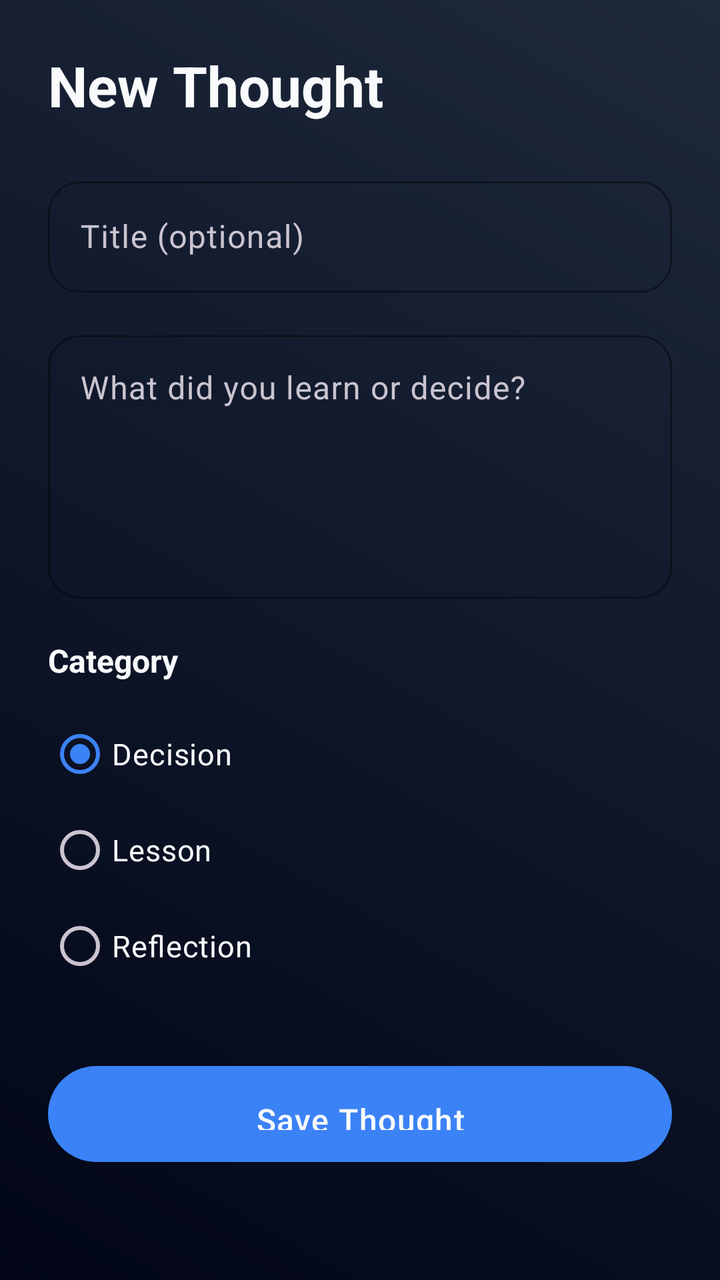
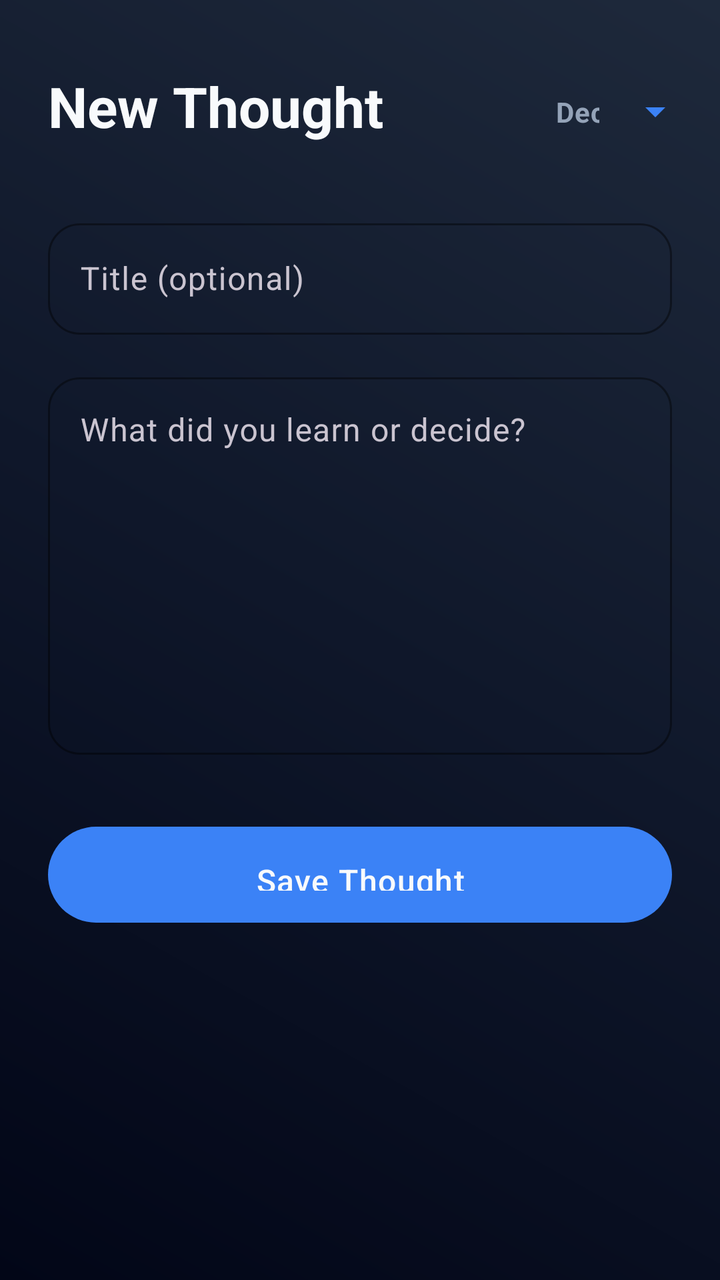

An Android layout rendered at two revisions. The XML below is the earlier revision; the diff shows what the commit changed to produce the second picture.
<!-- AndroidManifest.xml: application theme Theme.SecondBrainLite -->
<!-- res/layout/activity_add_thought.xml -->
<?xml version="1.0" encoding="utf-8"?>
<ScrollView 
    xmlns:android="http://schemas.android.com/apk/res/android"
    xmlns:app="http://schemas.android.com/apk/res-auto"
    android:layout_width="match_parent"
    android:layout_height="match_parent"
    android:background="@drawable/gradient_background"
    android:fillViewport="true">

    <LinearLayout
        android:layout_width="match_parent"
        android:layout_height="wrap_content"
        android:orientation="vertical"
        android:padding="24dp">

        
        <TextView
            android:id="@+id/headerTextView"
            android:layout_width="wrap_content"
            android:layout_height="wrap_content"
            android:text="@string/add_thought_title"
            android:textColor="@color/text_off_white"
            android:textSize="28sp"
            android:textStyle="bold"
            android:layout_marginBottom="24dp"/>

        
        <com.google.android.material.textfield.TextInputLayout
            android:layout_width="match_parent"
            android:layout_height="wrap_content"
            style="@style/Widget.SecondBrain.TextInputLayout"
            android:layout_marginBottom="16dp">

            <com.google.android.material.textfield.TextInputEditText
                android:id="@+id/titleEditText"
                android:layout_width="match_parent"
                android:layout_height="wrap_content"
                android:hint="@string/hint_title"
                android:textColor="@color/text_off_white"
                android:textColorHint="@color/text_secondary"
                android:maxLines="1"
                android:imeOptions="actionNext"/>

        </com.google.android.material.textfield.TextInputLayout>

        
        <com.google.android.material.textfield.TextInputLayout
            android:layout_width="match_parent"
            android:layout_height="wrap_content"
            style="@style/Widget.SecondBrain.TextInputLayout"
            android:layout_marginBottom="20dp">

            <com.google.android.material.textfield.TextInputEditText
                android:id="@+id/thoughtEditText"
                android:layout_width="match_parent"
                android:layout_height="wrap_content"
                android:hint="@string/hint_main_thought"
                android:textColor="@color/text_off_white"
                android:textColorHint="@color/text_secondary"
                android:minLines="5"
                android:maxLines="10"
                android:gravity="top"
                android:inputType="textMultiLine|textCapSentences"/>

        </com.google.android.material.textfield.TextInputLayout>

        
        <TextView
            android:layout_width="wrap_content"
            android:layout_height="wrap_content"
            android:text="@string/category_label"
            android:textColor="@color/text_off_white"
            android:textSize="16sp"
            android:textStyle="bold"
            android:layout_marginBottom="12dp"/>

        
        <RadioGroup
            android:id="@+id/categoryRadioGroup"
            android:layout_width="match_parent"
            android:layout_height="wrap_content"
            android:layout_marginBottom="32dp">

            <RadioButton
                android:id="@+id/decisionRadio"
                android:layout_width="wrap_content"
                android:layout_height="wrap_content"
                android:text="@string/category_decision"
                android:textColor="@color/text_off_white"
                android:textSize="15sp"
                android:checked="true"
                android:buttonTint="@color/category_decision"
                android:paddingVertical="8dp"/>

            <RadioButton
                android:id="@+id/lessonRadio"
                android:layout_width="wrap_content"
                android:layout_height="wrap_content"
                android:text="@string/category_lesson"
                android:textColor="@color/text_off_white"
                android:textSize="15sp"
                android:buttonTint="@color/category_lesson"
                android:paddingVertical="8dp"/>

            <RadioButton
                android:id="@+id/reflectionRadio"
                android:layout_width="wrap_content"
                android:layout_height="wrap_content"
                android:text="@string/category_reflection"
                android:textColor="@color/text_off_white"
                android:textSize="15sp"
                android:buttonTint="@color/category_reflection"
                android:paddingVertical="8dp"/>

        </RadioGroup>

        
        <com.google.android.material.button.MaterialButton
            android:id="@+id/saveButton"
            android:layout_width="match_parent"
            android:layout_height="56dp"
            android:text="@string/save_thought"
            style="@style/Widget.SecondBrain.Button"
            android:textSize="16sp"/>

    </LinearLayout>

</ScrollView>
<!-- resources referenced by this layout -->
<resources>
  <color name="category_decision">#F59E0B</color>
  <color name="category_lesson">#8B5CF6</color>
  <color name="category_reflection">#EC4899</color>
  <color name="text_off_white">#F8FAFC</color>
  <color name="text_secondary">#94A3B8</color>
  <!-- drawable gradient_background (drawable) -->
  <shape xmlns:android="http://schemas.android.com/apk/res/android">
      <gradient
          android:angle="225"
          android:startColor="@color/background_gradient_start"
          android:centerColor="@color/background_dark_navy"
          android:endColor="@color/background_gradient_end"
          android:type="linear" />
      <dither android:dither="true"/>
  </shape>
  <string name="add_thought_title">New Thought</string>
  <string name="category_decision">Decision</string>
  <string name="category_label">Category</string>
  <string name="category_lesson">Lesson</string>
  <string name="category_reflection">Reflection</string>
  <string name="hint_main_thought">What did you learn or decide?</string>
  <string name="hint_title">Title (optional)</string>
  <string name="save_thought">Save Thought</string>
  <style name="Widget.SecondBrain.Button" parent="Widget.Material3.Button">
          <item name="android:textColor">@color/text_off_white</item>
          <item name="backgroundTint">@color/primary_soft_blue</item>
          <item name="cornerRadius">24dp</item>
          <item name="android:textAllCaps">false</item>
          <item name="android:fontFamily">sans-serif-medium</item>
          <item name="android:paddingTop">16dp</item>
          <item name="android:paddingBottom">16dp</item>
          <item name="android:letterSpacing">0.03</item>
          <item name="elevation">6dp</item>
      </style>
  <style name="Widget.SecondBrain.TextInputLayout" parent="Widget.Material3.TextInputLayout.OutlinedBox">
          <item name="boxStrokeColor">@color/primary_soft_blue</item>
          <item name="hintTextColor">@color/text_secondary</item>
          <item name="boxCornerRadiusTopStart">16dp</item>
          <item name="boxCornerRadiusTopEnd">16dp</item>
          <item name="boxCornerRadiusBottomStart">16dp</item>
          <item name="boxCornerRadiusBottomEnd">16dp</item>
      </style>
  <style name="Theme.SecondBrainLite" parent="Base.Theme.SecondBrainLite" />
  <color name="background_gradient_start">#1E293B</color>
  <color name="background_dark_navy">#0F172A</color>
  <color name="background_gradient_end">#020617</color>
  <color name="primary_soft_blue">#3B82F6</color>
  <style name="Base.Theme.SecondBrainLite" parent="Theme.Material3.Dark.NoActionBar">
          
          <item name="colorPrimary">@color/primary_soft_blue</item>
          <item name="colorPrimaryVariant">@color/gradient_mid</item>
          <item name="colorOnPrimary">@color/text_off_white</item>
          
          
          <item name="colorSecondary">@color/secondary_green</item>
          <item name="colorSecondaryVariant">@color/gradient_end</item>
          <item name="colorOnSecondary">@color/background_dark_navy</item>
          
          
          <item name="android:colorBackground">@color/background_dark_navy</item>
          <item name="colorSurface">@color/card_background</item>
          <item name="colorOnSurface">@color/text_off_white</item>
          
          
          <item name="android:textColorPrimary">@color/text_off_white</item>
          <item name="android:textColorSecondary">@color/text_secondary</item>
          
          
          <item name="android:statusBarColor">@color/background_dark_navy</item>
          <item name="android:windowLightStatusBar" tools:targetApi="m">false</item>
          
          
          <item name="android:navigationBarColor">@color/background_dark_navy</item>
      </style>
  <color name="gradient_mid">#8B5CF6</color>
  <color name="secondary_green">#10B981</color>
  <color name="gradient_end">#EC4899</color>
  <color name="card_background">#1E293B</color>
</resources>

<!-- the commit's change to res/layout/activity_add_thought.xml (unified diff, before → after) -->
@@ -14,15 +14,55 @@
         android:padding="24dp">
 
         
-        <TextView
-            android:id="@+id/headerTextView"
-            android:layout_width="wrap_content"
+        <LinearLayout
+            android:layout_width="match_parent"
             android:layout_height="wrap_content"
-            android:text="@string/add_thought_title"
-            android:textColor="@color/text_off_white"
-            android:textSize="28sp"
-            android:textStyle="bold"
-            android:layout_marginBottom="24dp"/>
+            android:orientation="horizontal"
+            android:gravity="center_vertical"
+            android:layout_marginBottom="24dp">
+
+            <TextView
+                android:id="@+id/headerTextView"
+                android:layout_width="wrap_content"
+                android:layout_height="wrap_content"
+                android:text="@string/add_thought_title"
+                android:textColor="@color/text_off_white"
+                android:textSize="28sp"
+                android:textStyle="bold"/>
+
+            <View
+                android:layout_width="0dp"
+                android:layout_height="0dp"
+                android:layout_weight="1"/>
+
+            
+            <com.google.android.material.textfield.TextInputLayout
+                android:id="@+id/categoryInputLayout"
+                style="@style/Widget.Material3.TextInputLayout.OutlinedBox.ExposedDropdownMenu"
+                android:layout_width="160dp"
+                android:layout_height="wrap_content"
+                app:boxStrokeColor="@color/primary_soft_blue"
+                app:boxStrokeWidth="0dp"
+                app:boxBackgroundColor="@android:color/transparent"
+                app:endIconTint="@color/primary_soft_blue">
+
+                <AutoCompleteTextView
+                    android:id="@+id/categoryAutoComplete"
+                    android:layout_width="match_parent"
+                    android:layout_height="wrap_content"
+                    android:inputType="none"
+                    android:text="Decision"
+                    android:textColor="@color/text_secondary"
+                    android:textStyle="bold"
+                    android:textSize="14sp"
+                    android:gravity="center_vertical|end"
+                    android:paddingEnd="0dp"
+                    android:cursorVisible="false"
+                    android:focusable="false"/>
+
+            </com.google.android.material.textfield.TextInputLayout>
+
+        </LinearLayout>
 
         
         <com.google.android.material.textfield.TextInputLayout
@@ -48,7 +88,7 @@
             android:layout_width="match_parent"
             android:layout_height="wrap_content"
             style="@style/Widget.SecondBrain.TextInputLayout"
-            android:layout_marginBottom="20dp">
+            android:layout_marginBottom="32dp">
 
             <com.google.android.material.textfield.TextInputEditText
                 android:id="@+id/thoughtEditText"
@@ -57,62 +97,12 @@
                 android:hint="@string/hint_main_thought"
                 android:textColor="@color/text_off_white"
                 android:textColorHint="@color/text_secondary"
-                android:minLines="5"
-                android:maxLines="10"
+                android:minLines="8"
+                android:maxLines="15"
                 android:gravity="top"
                 android:inputType="textMultiLine|textCapSentences"/>
 
         </com.google.android.material.textfield.TextInputLayout>
-
-        
-        <TextView
-            android:layout_width="wrap_content"
-            android:layout_height="wrap_content"
-            android:text="@string/category_label"
-            android:textColor="@color/text_off_white"
-            android:textSize="16sp"
-            android:textStyle="bold"
-            android:layout_marginBottom="12dp"/>
-
-        
-        <RadioGroup
-            android:id="@+id/categoryRadioGroup"
-            android:layout_width="match_parent"
-            android:layout_height="wrap_content"
-            android:layout_marginBottom="32dp">
-
-            <RadioButton
-                android:id="@+id/decisionRadio"
-                android:layout_width="wrap_content"
-                android:layout_height="wrap_content"
-                android:text="@string/category_decision"
-                android:textColor="@color/text_off_white"
-                android:textSize="15sp"
-                android:checked="true"
-                android:buttonTint="@color/category_decision"
-                android:paddingVertical="8dp"/>
-
-            <RadioButton
-                android:id="@+id/lessonRadio"
-                android:layout_width="wrap_content"
-                android:layout_height="wrap_content"
-                android:text="@string/category_lesson"
-                android:textColor="@color/text_off_white"
-                android:textSize="15sp"
-                android:buttonTint="@color/category_lesson"
-                android:paddingVertical="8dp"/>
-
-            <RadioButton
-                android:id="@+id/reflectionRadio"
-                android:layout_width="wrap_content"
-                android:layout_height="wrap_content"
-                android:text="@string/category_reflection"
-                android:textColor="@color/text_off_white"
-                android:textSize="15sp"
-                android:buttonTint="@color/category_reflection"
-                android:paddingVertical="8dp"/>
-
-        </RadioGroup>
 
         
         <com.google.android.material.button.MaterialButton
<!-- resource entries referenced after the edit -->
@@ -1,8 +1,6 @@
 <!-- resources referenced by this layout -->
 <resources>
-  <color name="category_decision">#F59E0B</color>
-  <color name="category_lesson">#8B5CF6</color>
-  <color name="category_reflection">#EC4899</color>
+  <color name="primary_soft_blue">#3B82F6</color>
   <color name="text_off_white">#F8FAFC</color>
   <color name="text_secondary">#94A3B8</color>
   <!-- drawable gradient_background (drawable) -->
@@ -16,10 +14,6 @@
       <dither android:dither="true"/>
   </shape>
   <string name="add_thought_title">New Thought</string>
-  <string name="category_decision">Decision</string>
-  <string name="category_label">Category</string>
-  <string name="category_lesson">Lesson</string>
-  <string name="category_reflection">Reflection</string>
   <string name="hint_main_thought">What did you learn or decide?</string>
   <string name="hint_title">Title (optional)</string>
   <string name="save_thought">Save Thought</string>
@@ -46,7 +40,6 @@
   <color name="background_gradient_start">#1E293B</color>
   <color name="background_dark_navy">#0F172A</color>
   <color name="background_gradient_end">#020617</color>
-  <color name="primary_soft_blue">#3B82F6</color>
   <style name="Base.Theme.SecondBrainLite" parent="Theme.Material3.Dark.NoActionBar">
           
           <item name="colorPrimary">@color/primary_soft_blue</item>
